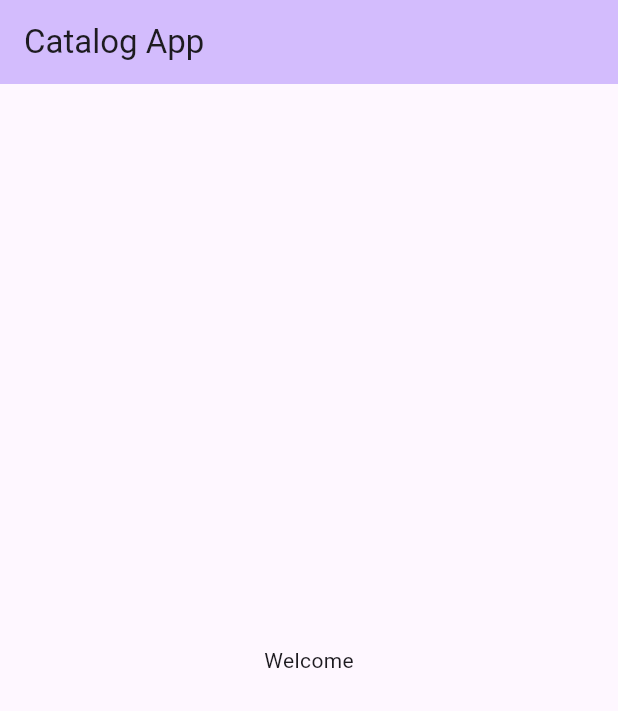
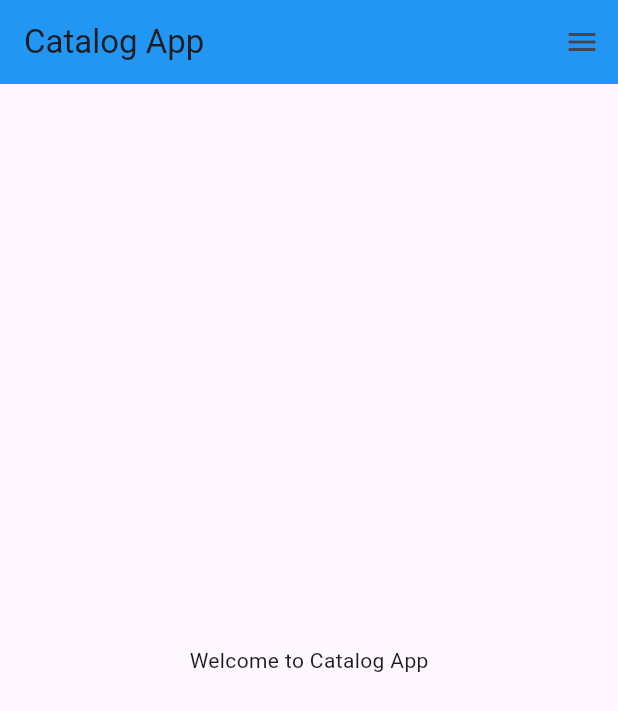
Before and after one commit to honeypathkar/Catalog_App, a Flutter app: the screen it shows after launch, on a phone screen of 412 x 824 dp. Shown: the top 711 px of the screen. Run offline on Flutter 3.47's test engine with Material 3 defaults, Android fonts, the phone set to English and light mode, and no system bars.

Commit message:
Adding AppBar

```diff
--- a/lib/main.dart
+++ b/lib/main.dart
@@ -1,4 +1,5 @@
 import 'package:flutter/material.dart';
+import 'package:shopping_cart/pages/home_page.dart';
 
 void main() {
   runApp(const MyApp());
@@ -9,35 +10,8 @@ class MyApp extends StatelessWidget {
   @override
   Widget build(BuildContext context) {
     return MaterialApp(
-      title: 'Flutter Demo',
-      theme: ThemeData(
-        colorScheme: ColorScheme.fromSeed(seedColor: Colors.deepPurple),
-        useMaterial3: true,
-      ),
-      home: const MyHomePage(title: 'Catalog App'),
+      home: HomePage(),
+      debugShowCheckedModeBanner: false,
     );
   }
 }
-
-class MyHomePage extends StatefulWidget {
-  const MyHomePage({super.key, required this.title});
-
-  final String title;
-
-  @override
-  State<MyHomePage> createState() => _MyHomePageState();
-}
-
-class _MyHomePageState extends State<MyHomePage> {
-  @override
-  Widget build(BuildContext context) {
-    return Scaffold(
-        appBar: AppBar(
-          backgroundColor: Theme.of(context).colorScheme.inversePrimary,
-          title: Text(widget.title),
-        ),
-        body: Center(
-            // ignore: avoid_unnecessary_containers
-            child: Container(child: const Text("Welcome"))));
-  }
-}
--- /dev/null
+++ b/lib/pages/home_page.dart
@@ -0,0 +1,21 @@
+import 'package:flutter/material.dart';
+
+// ignore: use_key_in_widget_constructors
+class HomePage extends StatelessWidget {
+  @override
+  Widget build(BuildContext context) {
+    return Scaffold(
+      appBar: AppBar(
+        title: const Text("Catalog App"),
+        backgroundColor: Colors.blue,
+      ),
+      body: Center(
+        // ignore: avoid_unnecessary_containers
+        child: Container(
+          child: const Text("Welcome to Catalog App"),
+        ),
+      ),
+      endDrawer: const Drawer(),
+    );
+  }
+}
```
